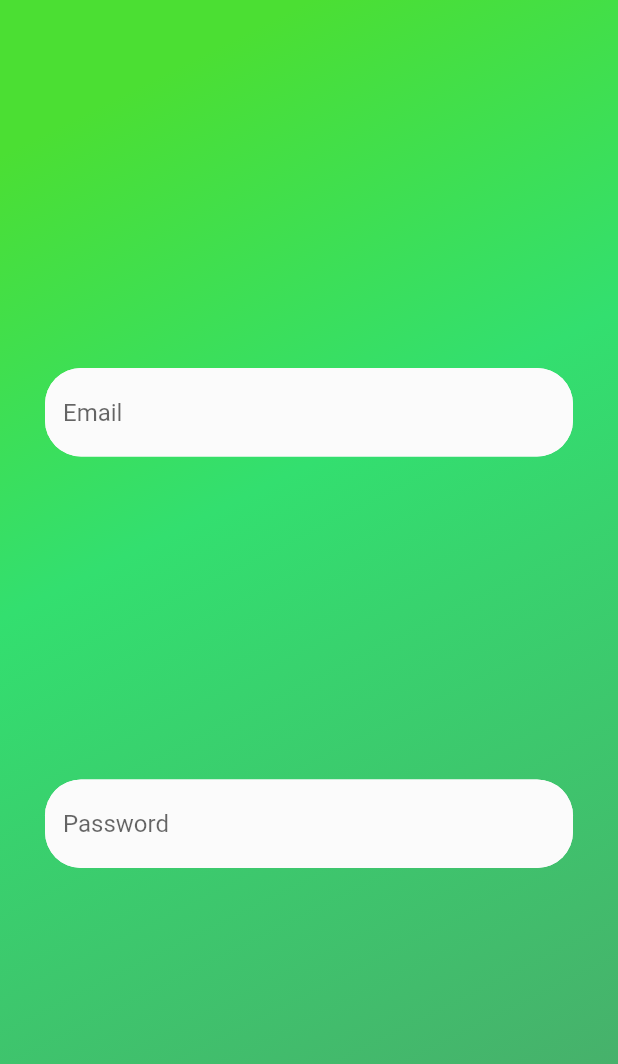
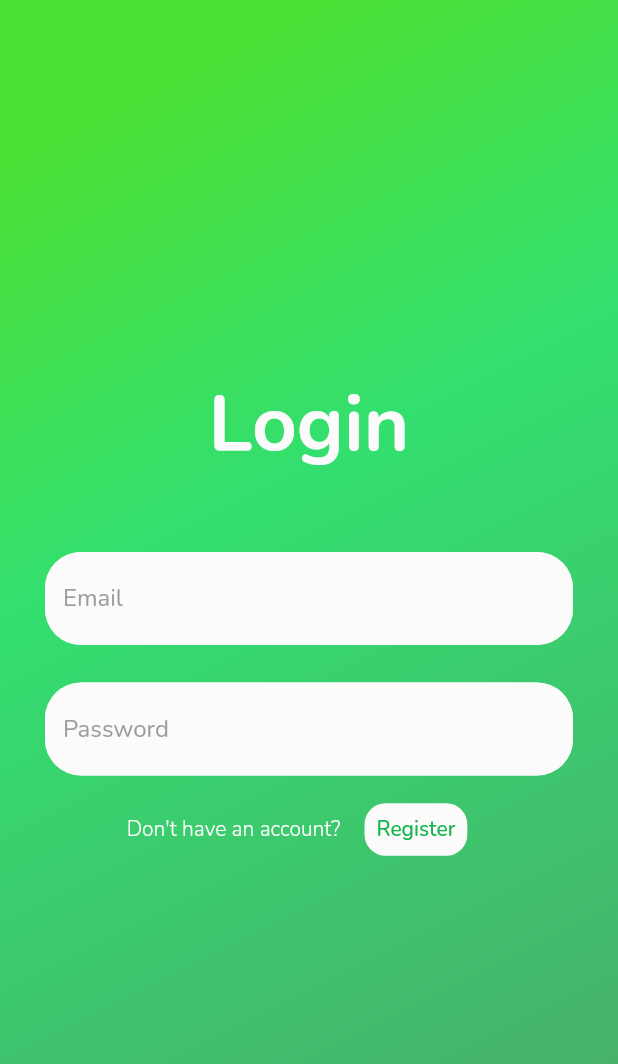
Before and after one commit to sean-wahoo/link_me, a Flutter app: the screen it shows after launch, after a tap on "Sign in with Email", on a phone screen of 412 x 824 dp. Shown: the top 1064 px of the screen. Run offline on Flutter 3.47's test engine with Material 2 defaults, Android fonts, the phone set to English and light mode, and no system bars; our stand-ins replace cloud_firestore, firebase_auth, font_awesome_flutter, google_fonts, google_sign_in, rxdart; accounts and stored records are empty.

Commit message:
added button for link to register and a bit more styling

```diff
--- a/lib/screens/logInEmail.dart
+++ b/lib/screens/logInEmail.dart
@@ -73,6 +73,7 @@ class _LogInEmailScreenState extends State<LogInEmailScreen> {
         }
       },
       child: Scaffold(
+        resizeToAvoidBottomPadding: false,
         body: Container(
           padding: EdgeInsets.all(30),
           decoration: BoxDecoration(
@@ -93,9 +94,22 @@ class _LogInEmailScreenState extends State<LogInEmailScreen> {
           ),
           child: Column(
             crossAxisAlignment: CrossAxisAlignment.center,
-            mainAxisAlignment: MainAxisAlignment.spaceEvenly,
+            mainAxisAlignment: MainAxisAlignment.center,
             children: <Widget>[
-              Material(
+              Padding(
+                padding: EdgeInsets.only(bottom: 50),
+                child: Text(
+                  "Login",
+                  style: GoogleFonts.nunito(
+                    fontWeight: FontWeight.w700,
+                    color: HexColor.fromHex("FBFBFB"),
+                    fontSize: 52,
+                  ),
+                ),
+              ),
+              Padding(
+                padding: EdgeInsets.only(bottom: 25),
+                child: Material(
                   shape: RoundedRectangleBorder(
                     borderRadius: BorderRadius.circular(24),
                   ),
@@ -105,12 +119,16 @@ class _LogInEmailScreenState extends State<LogInEmailScreen> {
                     focusNode: _emailFocusNode,
                     decoration: new InputDecoration(
                       hintText: "Email",
+                      hintStyle: GoogleFonts.nunito(
+                        color: HexColor.fromHex('#9D9D9D'),
+                      ),
                       fillColor: HexColor.fromHex("FBFBFB"),
                       filled: true,
                       border: inputBorder,
                       focusedBorder: inputBorder,
                     ),
                     onChanged: (val) {},
+                  ),
                 ),
               ),
               Material(
@@ -123,6 +141,9 @@ class _LogInEmailScreenState extends State<LogInEmailScreen> {
                   focusNode: _passFocusNode,
                   decoration: new InputDecoration(
                     hintText: "Password",
+                    hintStyle: GoogleFonts.nunito(
+                      color: HexColor.fromHex('#9D9D9D'),
+                    ),
                     fillColor: HexColor.fromHex("FBFBFB"),
                     filled: true,
                     border: inputBorder,
@@ -130,7 +151,44 @@ class _LogInEmailScreenState extends State<LogInEmailScreen> {
                   ),
                   onChanged: (val) {},
                 ),
+              ),
+              Padding(
+                padding: EdgeInsets.only(top: 12),
+                child: Row(
+                  crossAxisAlignment: CrossAxisAlignment.center,
+                  mainAxisAlignment: MainAxisAlignment.center,
+                  children: <Widget>[
+                    Text(
+                      "Don't have an account?",
+                      style: GoogleFonts.nunito(
+                        fontWeight: FontWeight.w300,
+                        color: HexColor.fromHex("#FBFBFB"),
+                        fontSize: 14,
+                      ),
+                    ),
+                    FlatButton(
+                      onPressed: null,
+                      child: Container(
+                        decoration: BoxDecoration(
+                          color: HexColor.fromHex("#FBFBFB"),
+                          borderRadius: BorderRadius.circular(14),
+                        ),
+                        child: Padding(
+                          padding: const EdgeInsets.all(8.0),
+                          child: Text(
+                            "Register",
+                            style: GoogleFonts.nunito(
+                              color: HexColor.fromHex("#14B54C"),
+                              fontWeight: FontWeight.w500,
+                              fontSize: 14,
+                            ),
+                          ),
+                        ),
+                      ),
                     )
+                  ],
+                ),
+              ),
             ],
           ),
         ),
--- a/lib/screens/login.dart
+++ b/lib/screens/login.dart
@@ -30,6 +30,7 @@ class _LoginScreenState extends State<LoginScreen> {
     final Color midGreen = HexColor.fromHex('#33DF6F');
     final Color bottomGreen = HexColor.fromHex('#47B06B');
     return Scaffold(
+      resizeToAvoidBottomPadding: false,
       body: Container(
         padding: EdgeInsets.all(30),
         decoration: BoxDecoration(
```
Lines whose indentation alone changed are shown as unchanged.
